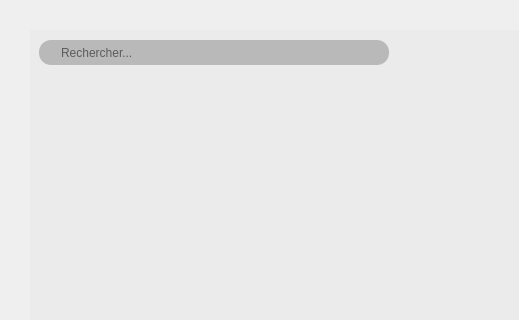
Before: the Qt Designer form PM-GEST/ModificationDepartement.ui in AetherFall/Gestionnaire-Emprunt-Materiel, drawn with Qt 5; both pictures show x 0 to 519 and y 0 to 320 of the 1150 by 611 pixel window.
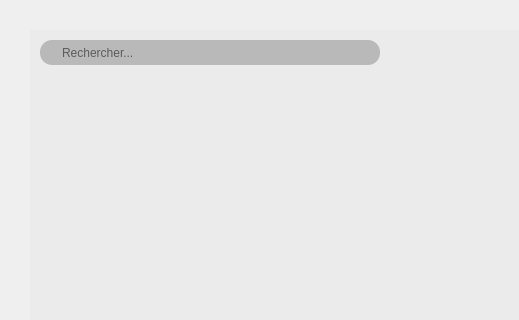
After: the same form once the commit is applied. Icons and pictures are not drawn.

Commit message: Conception Interface Departement [En cours]

```diff
--- a/PM-GEST/ModificationDepartement.ui
+++ b/PM-GEST/ModificationDepartement.ui
@@ -47,9 +47,21 @@
 </string>
         </property>
         <layout class="QVBoxLayout" name="verticalLayout_7">
+         <property name="spacing">
+          <number>6</number>
+         </property>
+         <property name="leftMargin">
+          <number>0</number>
+         </property>
          <property name="topMargin">
           <number>10</number>
          </property>
+         <property name="rightMargin">
+          <number>0</number>
+         </property>
+         <property name="bottomMargin">
+          <number>0</number>
+         </property>
          <item>
           <widget class="QLineEdit" name="txfRecherche">
            <property name="minimumSize">
@@ -70,6 +82,7 @@
 	border-radius: 12px;
 	background-color: #B9B9B9;
 	padding-left:20px;
+	margin-left:10px;
 	color:black;
 }</string>
            </property>
```
Left out of the diff: 36 changed lines with no effect on the pictures. The commit also changes 62 other files.
